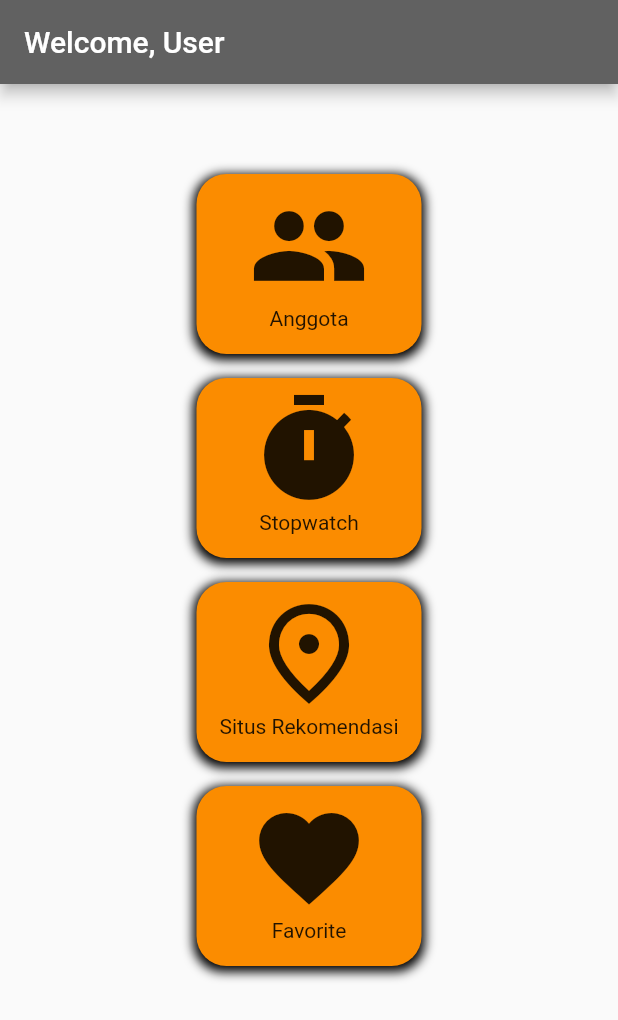
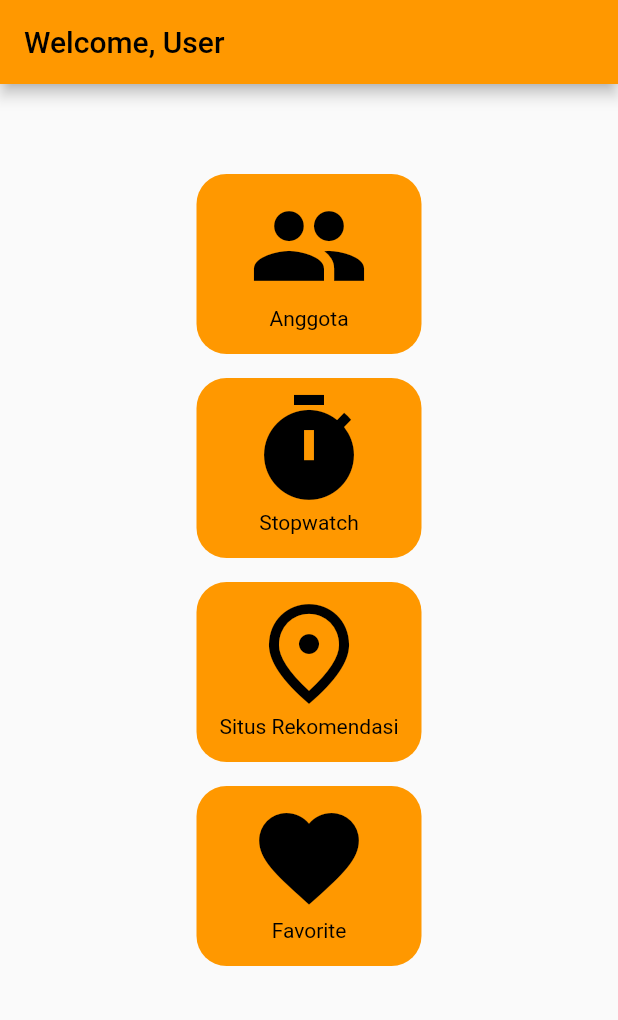
Before and after one commit to Fajar-Putra-Setiawan/flutter_project_tpm2, a Flutter app: the MyHomePage screen opened directly with empty values, on a phone screen of 412 x 824 dp. Shown: the top 1020 px of the screen. Run offline on Flutter 3.47's test engine with Material 2 defaults, Android fonts, the phone set to English and light mode, and no system bars; network calls fail.

Commit message:
Edit Styling basic color

```diff
--- a/lib/anggota.dart
+++ b/lib/anggota.dart
@@ -11,7 +11,8 @@ class Anggota extends StatelessWidget {
       debugShowCheckedModeBanner: false,
       home: Scaffold(
         appBar: AppBar(
-          title: Text("Stopwatch"),
+          title: Text("Anggota"),
+          backgroundColor: Colors.orange,
         ),
         body: GridView.count(
           padding: const EdgeInsets.all(25),
--- a/lib/dashboard.dart
+++ b/lib/dashboard.dart
@@ -28,8 +28,8 @@ class MyHomePage extends StatelessWidget {
   Widget build(BuildContext context) {
     return Scaffold(
       appBar: AppBar(
-        title: const Text("Welcome, User"),
-        backgroundColor: Colors.grey.shade700,
+        title: const Text("Welcome, User",style: TextStyle(color: Colors.black),),
+        backgroundColor: Colors.orange,
       ),
 
       body: Container(
@@ -46,15 +46,8 @@ class MyHomePage extends StatelessWidget {
                         width: 150,
                         decoration: BoxDecoration(
                         borderRadius: BorderRadius.circular(20.0),
-                        color: Colors.orange[600],
-                        boxShadow: [
-                          BoxShadow(
-                            color: Colors.black,
-                            spreadRadius: 2,
-                            blurRadius: 5,
-                            offset: Offset(0, 2), // changes position of shadow
-                          ),
-                        ],
+                        color: Colors.orange,
+
                         ),
                         child: Padding(
                         padding: const EdgeInsets.all(8.0),
@@ -62,8 +55,9 @@ class MyHomePage extends StatelessWidget {
                             children: <Widget>[
                             Icon(Icons.people,
                             size: 80,
+                            color: Colors.black,
                             ),
-                            Text('Anggota')
+                            Text('Anggota', style: TextStyle(color: Colors.black),)
                             ],
                         ),
                           ),
@@ -81,15 +75,8 @@ class MyHomePage extends StatelessWidget {
                     width: 150,
                     decoration: BoxDecoration(
                     borderRadius: BorderRadius.circular(20.0),
-                    color: Colors.orange[600],
-                    boxShadow: [
-                    BoxShadow(
-                      color: Colors.black,
-                      spreadRadius: 2,
-                      blurRadius: 5,
-                      offset: Offset(0, 2), // changes position of shadow
-                    ),
-                  ],
+                    color: Colors.orange,
+
                     ),
                     child: Padding(
                     padding: const EdgeInsets.all(8.0),
@@ -97,8 +84,9 @@ class MyHomePage extends StatelessWidget {
                         children: <Widget>[
                         Icon(Icons.timer,
                         size: 80,
+                        color: Colors.black,
                         ),
-                        Text('Stopwatch')
+                        Text('Stopwatch',style: TextStyle(color: Colors.black))
                         ],
                       ),
                       ),
@@ -116,15 +104,8 @@ class MyHomePage extends StatelessWidget {
                     width: 150,
                     decoration: BoxDecoration(
                     borderRadius: BorderRadius.circular(20.0),
-                    color: Colors.orange[600],
-                    boxShadow: [
-                    BoxShadow(
-                      color: Colors.black,
-                      spreadRadius: 2,
-                      blurRadius: 5,
-                      offset: Offset(0, 2), // changes position of shadow
-                    ),
-                  ],
+                    color: Colors.orange,
+
                     ),
                     child: Padding(
                     padding: const EdgeInsets.all(8.0),
@@ -132,8 +113,9 @@ class MyHomePage extends StatelessWidget {
                         children: <Widget>[
                         Icon(Icons.place_outlined,
                         size: 80,
+                        color: Colors.black,
                         ),
-                        Text('Situs Rekomendasi')
+                        Text('Situs Rekomendasi',style: TextStyle(color: Colors.black),)
                         ],
                       ),
                       ),
@@ -151,15 +133,8 @@ class MyHomePage extends StatelessWidget {
                     width: 150,
                     decoration: BoxDecoration(
                     borderRadius: BorderRadius.circular(20.0),
-                    color: Colors.orange[600],
-                    boxShadow: [
-                    BoxShadow(
-                      color: Colors.black,
-                      spreadRadius: 2,
-                      blurRadius: 5,
-                      offset: Offset(0, 2), // changes position of shadow
-                    ),
-                  ],
+                    color: Colors.orange,
+
                     ),
                     child: Padding(
                     padding: const EdgeInsets.all(8.0),
@@ -167,8 +142,9 @@ class MyHomePage extends StatelessWidget {
                         children: <Widget>[
                         Icon(Icons.favorite,
                         size: 80,
+                        color: Colors.black,
                         ),
-                        Text('Favorite')
+                        Text('Favorite',style: TextStyle(color: Colors.black),)
                         ],
                       ),
                       ),
--- a/lib/detail.dart
+++ b/lib/detail.dart
@@ -17,7 +17,7 @@ class _HalamanDetailState extends State<HalamanDetail> {
   Widget build(BuildContext context) {
     return Scaffold(
       appBar: AppBar(
-        backgroundColor: Colors.grey,
+        backgroundColor: Colors.orange,
         centerTitle: true,
         title: Text("${widget.place.name}"),
         actions: [
--- a/lib/favorite.dart
+++ b/lib/favorite.dart
@@ -12,6 +12,7 @@ class FavoritePage extends StatelessWidget {
     return Scaffold(
       appBar: AppBar(
         title: Text('Daftar Situs Favorite'),
+        backgroundColor: Colors.orange,
       ),
       body: GridView.builder(
         itemCount: favoritesite.length,
--- a/lib/help.dart
+++ b/lib/help.dart
@@ -14,7 +14,7 @@ class Help extends StatelessWidget {
       home: Scaffold(
         appBar: AppBar(
           title: Text("Help"),
-          backgroundColor: Colors.grey.shade600,
+          backgroundColor: Colors.orange,
         ),
         body: GridView.count(
           padding: const EdgeInsets.all(25),
--- a/lib/login.dart
+++ b/lib/login.dart
@@ -94,7 +94,7 @@ class _LoginPage extends State<LoginPage> {
             );
             ScaffoldMessenger.of(context).showSnackBar(snackBar);
           },
-          color: Colors.lightBlueAccent,
+          color: Colors.orange,
           child: Text('Log In', style: TextStyle(color: Colors.white)),
         ),
       ),
--- a/lib/petunjuk.dart
+++ b/lib/petunjuk.dart
@@ -12,7 +12,7 @@ class Petunjuk extends StatelessWidget {
     return Scaffold(
       appBar: AppBar(
         title: Text("Pusat Bantuan "),
-        backgroundColor: Colors.grey,
+        backgroundColor: Colors.orange,
       ),
 
       body: ListView(
--- a/lib/recomendation.dart
+++ b/lib/recomendation.dart
@@ -12,7 +12,7 @@ class Recomendation extends StatelessWidget {
       appBar: AppBar(
         title: Text("Tourism Place"),
         centerTitle: true,
-        backgroundColor: Colors.grey,
+        backgroundColor: Colors.orange,
       ),
 
       body: GridView.builder(
--- a/lib/stopwatch.dart
+++ b/lib/stopwatch.dart
@@ -47,7 +47,7 @@ class _StopwatchAppState extends State<StopwatchApp> {
     return Scaffold(
       appBar: AppBar(
         title: Text("Stopwatch"),
-        backgroundColor: Colors.grey,
+        backgroundColor: Colors.orange,
       ),
 
       body: SafeArea(
```
